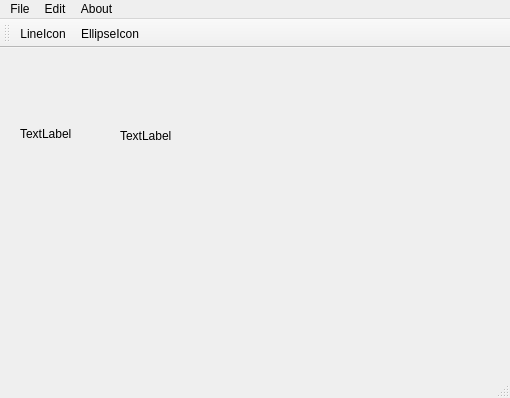
Before: the Qt Designer form mainwindow.ui in vigorweijia/ComputerGraphics, drawn with Qt 5.
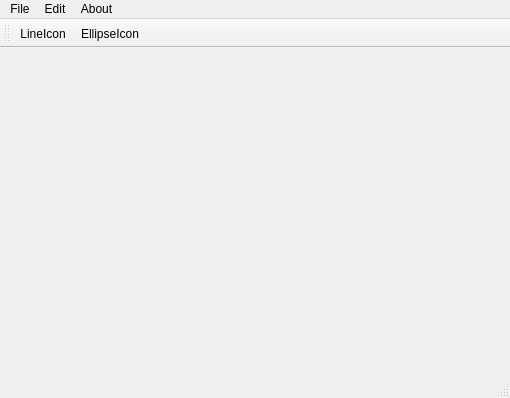
After: the same form once the commit is applied. Icons and pictures are not drawn.

Commit message: 改了一下初始界面

Patch:
```diff
--- a/mainwindow.ui
+++ b/mainwindow.ui
@@ -24,7 +24,7 @@
      </rect>
     </property>
     <property name="text">
-     <string>TextLabel</string>
+     <string/>
     </property>
    </widget>
    <widget class="QLabel" name="tempLabel">
@@ -37,7 +37,7 @@
      </rect>
     </property>
     <property name="text">
-     <string>TextLabel</string>
+     <string/>
     </property>
    </widget>
   </widget>
```
